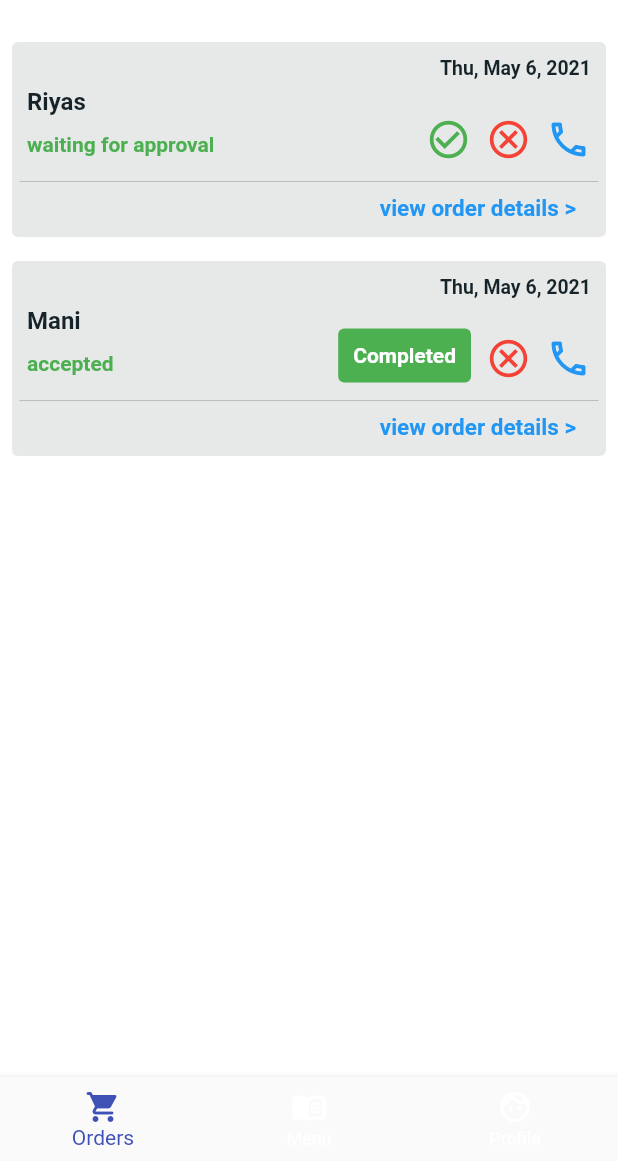
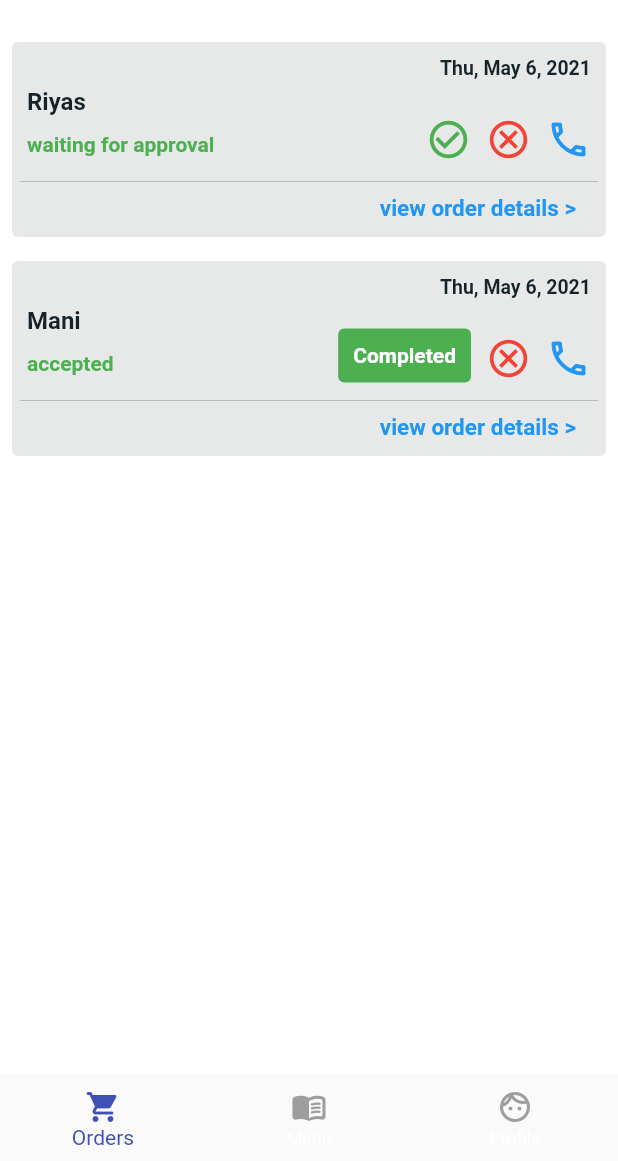
Before and after one commit to DOOFIE-app/Frontend-flutter, a Flutter app: the Dashboard screen opened by its route, on a phone screen of 412 x 824 dp, the part 75-1236 px from its top. Run offline on Flutter 3.47's test engine with Material 2 defaults, Android fonts, the light colour scheme and no system bars; our stand-ins replace cloud_firestore, dio, firebase_auth, firebase_core, flutter_spinkit, image_picker and 1 more; accounts and stored records are empty; network calls fail; Roboto replaces fonts that are missing (Helvetica).

Commit message:
minor changes

```diff
--- a/lib/repositories/session.dart
+++ b/lib/repositories/session.dart
@@ -17,11 +17,6 @@ class SessionProvider with ChangeNotifier {
   void initiateSession(String id) async {
     _userSession = await getUserById(id);
     _restaurantSession = await getRestaurantById(id);
-    print('>>>>>>>>>>>>>>> ${[
-      _restaurantSession.name,
-      _restaurantSession.address,
-      _userSession.name
-    ]} <<<<<<<<<<<<');
     notifyListeners();
   }
 
--- a/lib/view/dashboard/dashboard.dart
+++ b/lib/view/dashboard/dashboard.dart
@@ -33,19 +33,37 @@ class _Dashboard extends State<Dashboard> {
         elevation: 5,
         items: [
           const BottomNavigationBarItem(
-            icon: Icon(Icons.shopping_cart_rounded),
+            icon: Icon(
+              Icons.shopping_cart_rounded,
+              color: Colors.grey,
+            ),
             activeIcon: Icon(Icons.shopping_cart_rounded),
-            title: Text('Orders'),
+            title: Text(
+              'Orders',
+              style: TextStyle(color: Colors.grey),
+            ),
           ),
           const BottomNavigationBarItem(
-            icon: Icon(Icons.menu_book_rounded),
+            icon: Icon(
+              Icons.menu_book_rounded,
+              color: Colors.grey,
+            ),
             activeIcon: Icon(Icons.menu_book_rounded),
-            title: Text('Menu'),
+            title: Text(
+              'Menu',
+              style: TextStyle(color: Colors.grey),
+            ),
           ),
           const BottomNavigationBarItem(
-            icon: Icon(Icons.face_unlock_rounded),
+            icon: Icon(
+              Icons.face_unlock_rounded,
+              color: Colors.grey,
+            ),
             activeIcon: Icon(Icons.face_unlock_rounded),
-            title: Text('Profile'),
+            title: Text(
+              'Profile',
+              style: TextStyle(color: Colors.grey),
+            ),
           ),
         ],
       ),
```
Also changed, not shown: lib/view/profile/profile.dart (+11 -11 lines), pubspec.lock.
